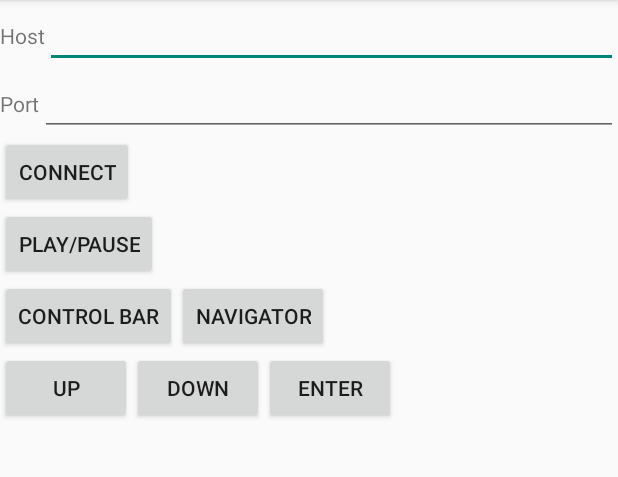
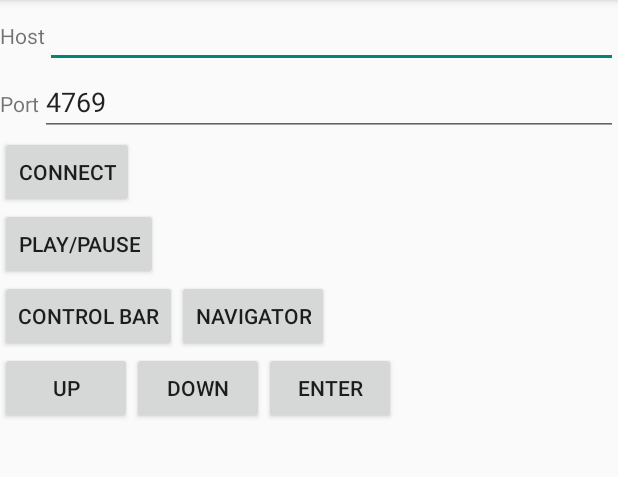
Before and after one commit to madfist/zp-remote, an Android app: the screen it shows after launch (MainActivity), on a phone screen of 412 x 824 dp, the part 84-561 px from its top. Run offline under Robolectric (Android 15) with nearby library versions, the phone set to English and light mode, and no system bars.

Commit message:
Fix function calling, set default port

```diff
--- a/app/src/main/java/com/madfist/zpremote/controller/Connector.java
+++ b/app/src/main/java/com/madfist/zpremote/controller/Connector.java
@@ -147,8 +147,8 @@ public class Connector {
         pool.execute(new Runnable() {
             @Override
             public void run() {
-                Log.d(TAG, "executeStringCommand(" + MessageCode.get(command) + ")");
-                writer.println(MessageCode.get(command) + arguments);
+                Log.d(TAG, "executeCommand(" + MessageCode.get(command) + arguments + ")");
+                writer.print(MessageCode.get(command) + arguments + "\r\n");
                 writer.flush();
             }
         });
--- a/app/src/main/res/layout/activity_main.xml
+++ b/app/src/main/res/layout/activity_main.xml
@@ -30,7 +30,8 @@
             android:id="@+id/text_port"
             android:inputType="number"
             android:layout_width="match_parent"
-            android:layout_height="wrap_content" />
+            android:layout_height="wrap_content"
+            android:text="4769"/>
     </LinearLayout>
     <LinearLayout
         android:layout_width="match_parent"
```
Also changed, not shown: app/src/main/java/com/madfist/zpremote/MainActivity.java (+7 -2 lines).
